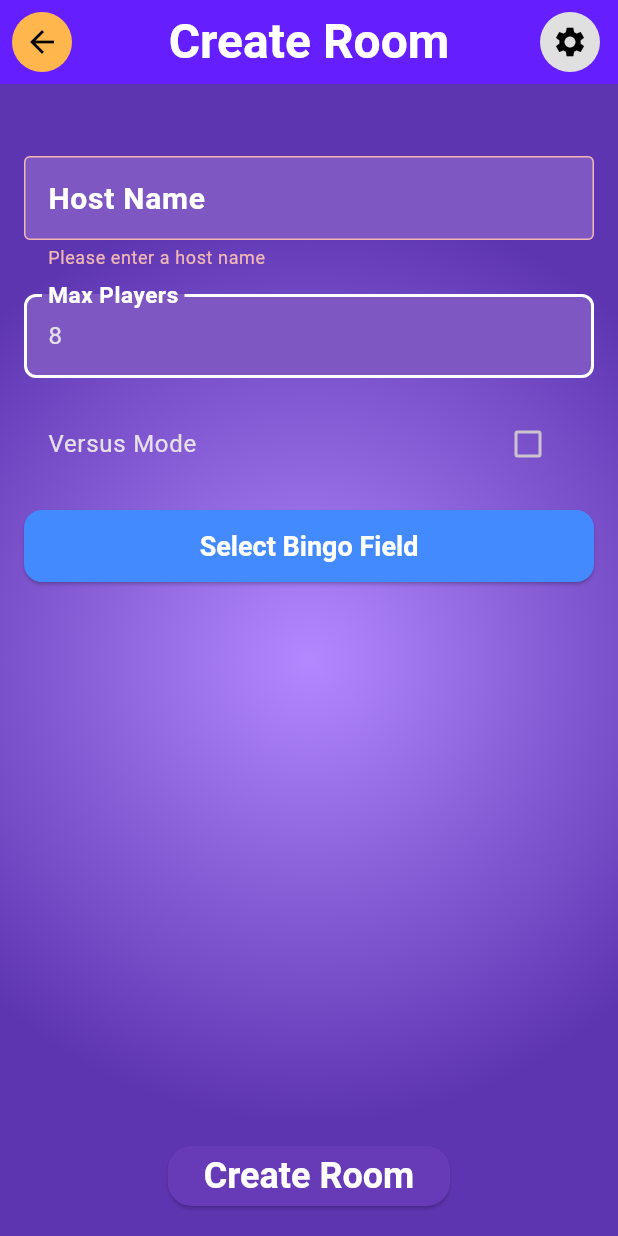
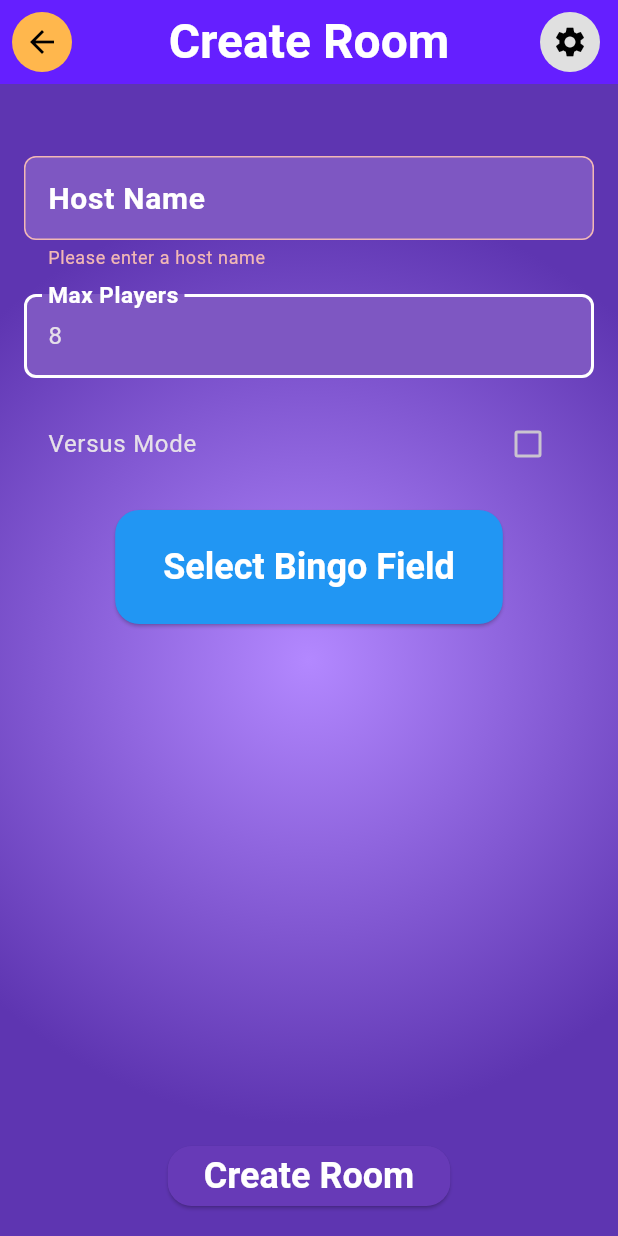
Before and after one commit to Lunix-420/Bingo, a Flutter app: the screen it shows after launch, after a tap on "CREATE ROOM", on a phone screen of 412 x 824 dp. Run offline on Flutter 3.47's test engine with Material 3 defaults, Android fonts, the phone set to English and light mode, and no system bars; drawn by our look-alikes of toastification; our stand-ins replace logger, socket_io_client; network calls fail.

Commit message:
refactor: create room

```diff
--- /dev/null
+++ b/lib/settings.dart
@@ -0,0 +1,4 @@
+class AppSettings {
+  static const maxPlayers = 8;
+  static const minPlayers = 1;
+}
--- a/lib/theme/colors.dart
+++ b/lib/theme/colors.dart
@@ -10,6 +10,7 @@ class AppColors {
   static Color defaultText = Colors.black;
 
   static Color primary = Colors.deepPurple;
+  static Color secondary = Colors.blue;
   static Color success = Color(0xFF4CAF50);
   static Color error = Color(0xFFF44336);
   static Color retry = Color.fromARGB(255, 20, 242, 246);
--- a/lib/widgets/appbar.dart
+++ b/lib/widgets/appbar.dart
@@ -55,7 +55,12 @@ class AppBarWidget extends StatelessWidget implements PreferredSizeWidget {
                   ),
                 ),
               ),
-      title: Text(title, style: TextStyles.title(color: Colors.white)),
+      title: Text(
+        title,
+        style: TextStyles.title(
+          color: AppColors.getContrastingColor(AppColors.appBarBackground),
+        ),
+      ),
       actions: [
         if (actions != null) ...actions!,
         if (!disableSettings)
--- a/lib/widgets/bingo_preview_card/preview_card_tag_list.dart
+++ b/lib/widgets/bingo_preview_card/preview_card_tag_list.dart
@@ -53,7 +53,9 @@ class _PreviewCardTagListWidgetState extends State<PreviewCardTagListWidget> {
               (context, index) => Chip(
                 label: Text(
                   _tags[index],
-                  style: TextStyles.small(color: Colors.white),
+                  style: TextStyles.small(
+                    color: AppColors.getContrastingColor(AppColors.primary),
+                  ),
                 ),
                 backgroundColor: AppColors.primary,
                 shape: RoundedRectangleBorder(
--- a/lib/widgets/create_room/host_name.dart
+++ b/lib/widgets/create_room/host_name.dart
@@ -11,7 +11,7 @@ class HostNameWidget extends StatelessWidget {
       controller: controller,
       decoration: InputDecoration(
         labelText: 'Host Name',
-        border: OutlineInputBorder(),
+        hint: const Text("Enter your name..."),
       ),
       validator: (value) {
         if (value == null || value.isEmpty) {
--- a/lib/widgets/create_room/max_players.dart
+++ b/lib/widgets/create_room/max_players.dart
@@ -1,5 +1,6 @@
 import 'package:flutter/material.dart';
 import 'package:flutter/services.dart';
+import 'package:frontend/settings.dart';
 
 class MaxPlayersWidget extends StatelessWidget {
   final TextEditingController controller;
@@ -12,17 +13,16 @@ class MaxPlayersWidget extends StatelessWidget {
       controller: controller,
       keyboardType: TextInputType.number,
       inputFormatters: [FilteringTextInputFormatter.digitsOnly],
-      decoration: InputDecoration(
-        labelText: 'Max Players',
-        border: OutlineInputBorder(),
-      ),
+      decoration: InputDecoration(labelText: 'Max Players'),
       validator: (value) {
         if (value == null || value.isEmpty) {
           return 'Please enter the maximum number of players';
         }
         final int? maxPlayers = int.tryParse(value);
-        if (maxPlayers == null || maxPlayers <= 0 || maxPlayers > 16) {
-          return 'Please enter a valid number of players (1-16)';
+        if (maxPlayers == null ||
+            maxPlayers < AppSettings.minPlayers ||
+            maxPlayers > AppSettings.maxPlayers) {
+          return 'Please enter a valid number of players (${AppSettings.minPlayers}-${AppSettings.maxPlayers})';
         }
         return null;
       },
--- a/lib/widgets/create_room/select_tileset.dart
+++ b/lib/widgets/create_room/select_tileset.dart
@@ -1,5 +1,8 @@
 import 'package:flutter/material.dart';
 import 'package:frontend/model/tileset_model.dart';
+import 'package:frontend/theme/colors.dart';
+import 'package:frontend/theme/spacings.dart';
+import 'package:frontend/theme/textstyles.dart';
 import 'package:frontend/widgets/bingo_preview_card/bingo_preview_card.dart';
 
 class SelectTilesetWidget extends StatelessWidget {
@@ -12,22 +15,23 @@ class SelectTilesetWidget extends StatelessWidget {
   Widget build(BuildContext context) {
     return Column(
       mainAxisSize: MainAxisSize.min,
-      spacing: 16,
+      spacing: Spacings.large,
       children: [
         if (tileset != null) BingoPreviewCardWidget(tileset: tileset!),
         ElevatedButton(
           style: ElevatedButton.styleFrom(
-            backgroundColor: Colors.blueAccent,
-            foregroundColor: Colors.white,
-            minimumSize: const Size.fromHeight(48),
-            shape: RoundedRectangleBorder(
-              borderRadius: BorderRadius.circular(12),
+            backgroundColor: AppColors.secondary,
+            padding: EdgeInsets.symmetric(
+              horizontal: Spacings.extraLarge,
+              vertical: Spacings.large,
             ),
           ),
           onPressed: onSelect,
-          child: const Text(
+          child: Text(
             'Select Bingo Field',
-            style: TextStyle(fontSize: 18, fontWeight: FontWeight.bold),
+            style: TextStyles.button(
+              color: AppColors.getContrastingColor(AppColors.secondary),
+            ),
           ),
         ),
       ],
```
